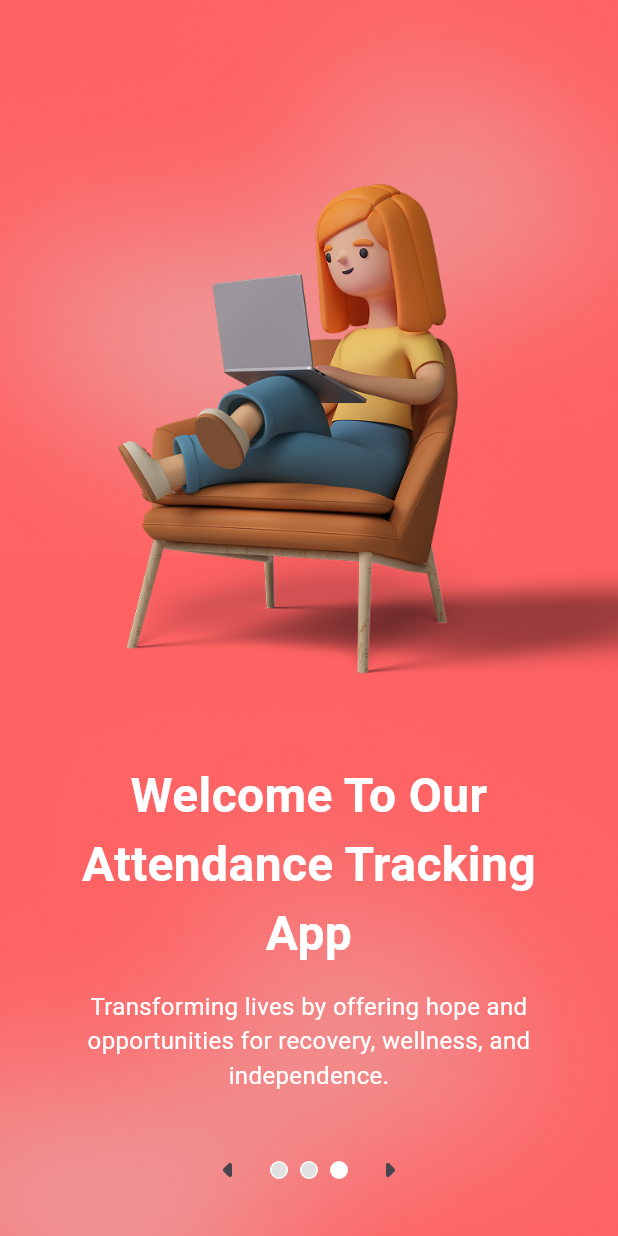
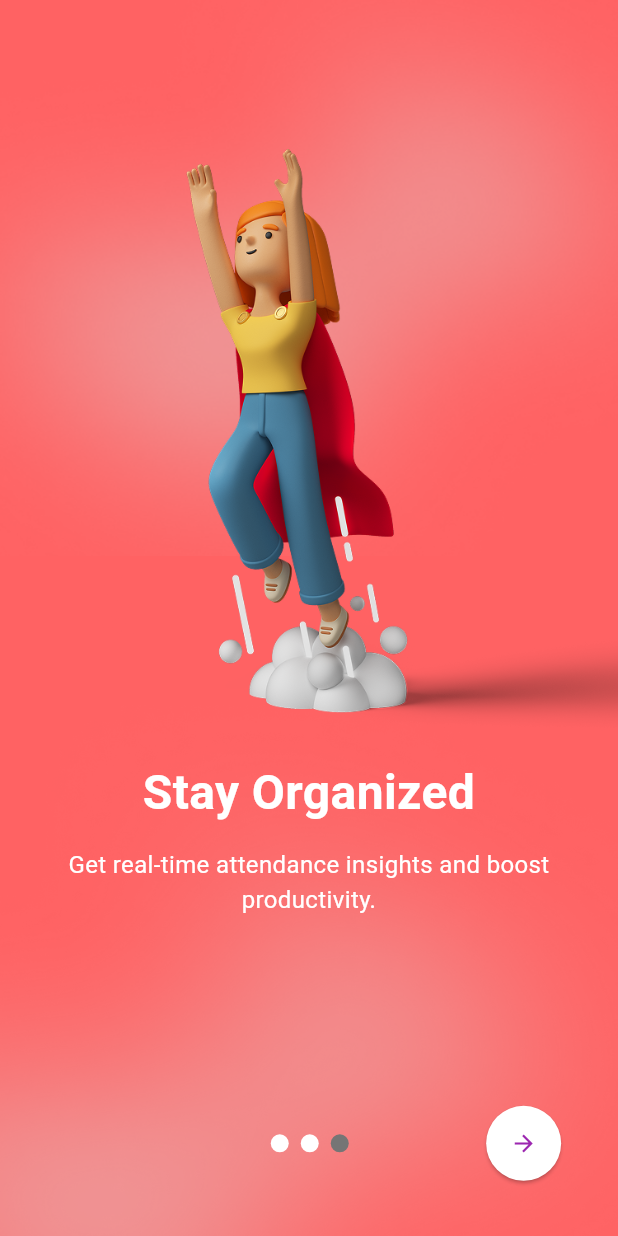
Before and after one commit to PankajJoshi-hp/attendance_app, a Flutter app: the screen it shows after launch, swiped to page 3, on a phone screen of 412 x 824 dp. Run offline on Flutter 3.47's test engine with Material 3 defaults, Android fonts, the phone set to English and light mode, and no system bars; our stand-ins replace device_info_plus, firebase_auth, firebase_core, firebase_messaging, fluttertoast, geolocator and 4 more; missing offline and left inert: network_info_plus; accounts and stored records are empty.

Commit message:
Worked on splash, Onboarding, Main page(connected them, managed app state, worked on UI)

```diff
--- a/lib/components/login_page.dart
+++ b/lib/components/login_page.dart
@@ -229,7 +229,6 @@ class _LogInPageState extends State<LogInPage> {
                       style: TextStyle(
                           fontSize: 20,
                           fontWeight: FontWeight.w600,
-                          color: Colors.black54,
                           decoration: TextDecoration.underline),
                     ),
                     RichText(
--- a/lib/components/onboarding_one.dart
+++ b/lib/components/onboarding_one.dart
@@ -1,18 +1,41 @@
 import 'package:flutter/material.dart';
+import 'package:get/get.dart';
+import 'package:todo_app/components/login_page.dart';
 
 /// A self-contained PageView example with a Scaffold and embedded PageIndicator.
-class PageViewExample extends StatefulWidget {
-  const PageViewExample({super.key});
+class Onboarding extends StatefulWidget {
+  const Onboarding({super.key});
 
   @override
-  State<PageViewExample> createState() => _PageViewExampleState();
+  State<Onboarding> createState() => _PageViewExampleState();
 }
 
-class _PageViewExampleState extends State<PageViewExample>
+class _PageViewExampleState extends State<Onboarding>
     with TickerProviderStateMixin {
   late PageController _pageViewController;
   late TabController _tabController;
   int _currentPageIndex = 0;
+
+  final List<Map<String, String>> _pages = [
+    {
+      'imagePath': 'assets/images/Object.png',
+      'title': "Welcome To Our Attendance Tracking App",
+      'description':
+          'Transforming lives by offering hope and opportunities for recovery, wellness, and independence.',
+    },
+    {
+      'imagePath': 'assets/images/Object2.png',
+      'title': "Track Attendance Easily",
+      'description':
+          'Seamlessly manage and monitor attendance with our user-friendly app.',
+    },
+    {
+      'imagePath': 'assets/images/Object3.png',
+      'title': "Stay Organized",
+      'description':
+          'Get real-time attendance insights and boost productivity.',
+    },
+  ];
 
   @override
   void initState() {
@@ -58,63 +81,65 @@ class _PageViewExampleState extends State<PageViewExample>
                 )
               ],
             ),
-            PageView(
+            Transform.translate(
+              offset: Offset(0, -60),
+              child: PageView.builder(
                 controller: _pageViewController,
+                itemCount: _pages.length,
                 onPageChanged: _handlePageViewChanged,
-              children: <Widget>[
-                _buildPage(
-                  imagePath: 'assets/images/Object.png',
-                  title: "Welcome To Our Attendance Tracking App",
-                  description:
-                      'Transforming lives by offering hope and opportunities for recovery, wellness, and independence.',
+                itemBuilder: (context, index) {
+                  return _buildPage(
+                    imagePath: _pages[index]['imagePath']!,
+                    title: _pages[index]['title']!,
+                    description: _pages[index]['description']!,
+                  );
+                },
               ),
-                _buildPage(
-                  imagePath: 'assets/images/Object.png',
-                  title: "Welcome To Our Attendance Tracking App",
-                  description:
-                      'Transforming lives by offering hope and opportunities for recovery, wellness, and independence.',
             ),
-                _buildPage(
-                  imagePath: 'assets/images/Object.png',
-                  title: "Welcome To Our Attendance Tracking App",
-                  description:
-                      'Transforming lives by offering hope and opportunities for recovery, wellness, and independence.',
+            SizedBox(
+              width: MediaQuery.sizeOf(context).width * 0.85,
+              height: MediaQuery.sizeOf(context).height * 0.15,
+              child: Row(
+                mainAxisAlignment: MainAxisAlignment.spaceBetween,
+                children: [
+                  _currentPageIndex != 2
+                      ? TextButton(
+                          onPressed: () => Get.off(LogInPage()),
+                          child: const Text(
+                            "Skip",
+                            style: TextStyle(color: Colors.white, fontSize: 18),
                           ),
-              ],
-            ),
-            // Embedded PageIndicator
-            Positioned(
-              bottom: 20,
-              child: SizedBox(
-                width: MediaQuery.sizeOf(context).width * 0.85,
-                child: Row(
-                  mainAxisAlignment: MainAxisAlignment.center,
-                  children: <Widget>[
-                    IconButton(
-                      splashRadius: 16.0,
-                      padding: EdgeInsets.zero,
-                      onPressed: () {
-                        if (_currentPageIndex == 0) return;
-                        _updateCurrentPageIndex(_currentPageIndex - 1);
-                      },
-                      icon: const Icon(Icons.arrow_left_rounded, size: 32.0),
+                        )
+                      : SizedBox(
+                          width: 65,
+                          height: 10,
                         ),
                   TabPageSelector(
                     controller: _tabController,
-                      color: Colors.grey[300],
-                      selectedColor: Colors.white,
+                    color: Colors.white,
+                    selectedColor: Colors.grey[600],
+                    borderStyle: BorderStyle.none,
                   ),
-                    IconButton(
-                      splashRadius: 16.0,
-                      padding: EdgeInsets.zero,
+                  ElevatedButton(
                     onPressed: () {
-                        if (_currentPageIndex == 2) return;
+                      if (_currentPageIndex == 2) {
+                        Get.off(LogInPage());
+                        return;
+                      }
+
                       _updateCurrentPageIndex(_currentPageIndex + 1);
                     },
-                      icon: const Icon(Icons.arrow_right_rounded, size: 32.0),
+                    style: ElevatedButton.styleFrom(
+                      shape: const CircleBorder(),
+                      padding: const EdgeInsets.all(16),
+                      backgroundColor: Colors.white,
+                    ),
+                    child: const Icon(
+                      Icons.arrow_forward,
+                      color: Colors.purple,
+                    ),
                   ),
                 ],
-                ),
               ),
             ),
           ],
--- a/lib/controllers/login_controller.dart
+++ b/lib/controllers/login_controller.dart
@@ -13,8 +13,7 @@ class LoginController extends GetxController {
   TextEditingController emailController = TextEditingController();
   TextEditingController passwordController = TextEditingController();
   final RxBool isLoginLoading = false.obs;
-    final formKey = GlobalKey<FormState>();
-
+  final formKey = GlobalKey<FormState>();
 
   bool isLoggedIn = false;
 
@@ -40,7 +39,6 @@ class LoginController extends GetxController {
           body: jsonEncode({
             'email': emailController.text,
             'password': passwordController.text
-
           }),
           headers: {"Content-Type": "application/json"});
       print(response.body);
@@ -49,7 +47,7 @@ class LoginController extends GetxController {
         var data = jsonDecode(response.body.toString());
         emailController.clear();
         passwordController.clear();
-        Get.to(HomePage());
+        Get.off(HomePage());
         isLoggedIn = true;
         print(data['token']);
         saveToken(data['token']);
@@ -67,5 +65,4 @@ class LoginController extends GetxController {
       isLoginLoading.value = false;
     }
   }
-
 }
--- a/lib/controllers/logout_controller.dart
+++ b/lib/controllers/logout_controller.dart
@@ -8,6 +8,7 @@ import 'package:todo_app/components/login_page.dart';
 class LogoutController extends GetxController {
   final String apiUrl = 'https://hpcrm.apinext.in/api/v1/logout';
   final RxBool isLogoutLoading = false.obs;
+  final bool isLoggedOut = false;
 
   Future<void> logout() async {
     SharedPreferences prefs = await SharedPreferences.getInstance();
@@ -30,7 +31,9 @@ class LogoutController extends GetxController {
       if (response.statusCode == 200) {
         SharedPreferences prefs = await SharedPreferences.getInstance();
         await prefs.remove('token');
-        Get.to(LogInPage());
+        Get.off(LogInPage());
+        final prefsBool = await SharedPreferences.getInstance();
+        prefsBool.setBool('isLoggedOut', true);
       } else {
         // print('error logging out');
         Fluttertoast.showToast(
--- a/lib/main.dart
+++ b/lib/main.dart
@@ -1,15 +1,9 @@
-import 'dart:convert';
-
 import 'package:firebase_core/firebase_core.dart';
-import 'package:firebase_messaging/firebase_messaging.dart';
 import 'package:flutter/gestures.dart';
 import 'package:flutter/material.dart';
-import 'package:flutter_local_notifications/flutter_local_notifications.dart';
 import 'package:get/get.dart';
 import 'package:shared_preferences/shared_preferences.dart';
 import 'package:todo_app/components/break_page.dart';
-import 'package:todo_app/components/login_page.dart';
-import 'package:todo_app/components/onboarding_one.dart';
 import 'package:todo_app/components/splash_screen.dart';
 import 'package:todo_app/controllers/controller.dart';
 import 'package:todo_app/controllers/deviceStatusController.dart';
@@ -18,17 +12,17 @@ import 'package:todo_app/firebase_options.dart';
 import 'package:todo_app/language_control/translate.dart';
 import 'package:todo_app/reusable_widgets/app_colors.dart';
 import 'package:todo_app/reusable_widgets/push_notification_service.dart';
-import 'package:http/http.dart' as http;
 
 void main() async {
   WidgetsFlutterBinding.ensureInitialized();
+
   await Firebase.initializeApp(options: DefaultFirebaseOptions.currentPlatform);
   await PushNotificationService().initNotifications();
-  // await setupFlutterNotifications();
   SharedPreferences prefs = await SharedPreferences.getInstance();
   var get_Token = prefs.getString('token');
-  print(get_Token);
-  runApp(MyApp(getToken: get_Token));
+  runApp(MyApp(
+    getToken: get_Token,
+  ));
 }
 
 class MyApp extends StatefulWidget {
@@ -41,19 +35,59 @@ class MyApp extends StatefulWidget {
 
 class _MyAppState extends State<MyApp> {
   final ThemeMode _themeMode = ThemeMode.system;
+  Locale _locale = Locale('en', 'US');
+  bool isLoading = true;
+
+  @override
+  void initState() {
+    super.initState();
+    _loadLocale();
+  }
+
+  Future<void> _loadLocale() async {
+    SharedPreferences prefs = await SharedPreferences.getInstance();
+    var savedLocale = prefs.getString('savedLang');
+    setState(() {
+      _locale = _getLocale(savedLocale);
+      isLoading = false;
+    });
+  }
+
+  Locale _getLocale(String? savedLocale) {
+    if (savedLocale == 'hi_IN') {
+      return Locale('hi', 'IN');
+    } else if (savedLocale == 'ar_AE') {
+      return Locale('ar', 'AE');
+    } else {
+      return Locale('en', 'US');
+    }
+  }
+
+  void updateLocale(Locale newLocale) {
+    setState(() {
+      _locale = newLocale;
+    });
+  }
 
   @override
   Widget build(BuildContext context) {
-    return GetMaterialApp(
-      translations: Translate(), // your translations
-      locale: Get.deviceLocale,
-      theme: ThemeData(primarySwatch: Colors.green),
-      darkTheme: ThemeData.dark(),
-      themeMode: _themeMode,
-      // home: widget.getToken == null ? LogInPage() : HomePage(),
-      home: PageViewExample(),
-      // (toggleTheme: toggleTheme),
-    );
+    return isLoading
+        ? MaterialApp(
+            home: Scaffold(
+              body: Center(
+                child: CircularProgressIndicator(),
+              ),
+            ),
+          )
+        : GetMaterialApp(
+            translations: Translate(),
+            locale: _locale,
+            fallbackLocale: Locale('en', 'US'),
+            theme: ThemeData(primarySwatch: Colors.green),
+            darkTheme: ThemeData.dark(),
+            themeMode: _themeMode,
+            home: SplashScreen(),
+          );
   }
 }
 
@@ -134,12 +168,21 @@ class _HomePageState extends State<HomePage> {
                 ],
               ),
               DropdownButton(
-                value: list.any((lang) => lang['language'] == Get.locale)
-                    ? Get.locale
-                    : Locale('en', 'US'),
-                onChanged: (Locale? newValue) {
+                value: Get.locale ??
+                    Locale(
+                        'en', 'US'),
+                onChanged: (Locale? newValue) async {
                   if (newValue != null) {
                     Get.updateLocale(newValue);
+
+                    final prefs = await SharedPreferences.getInstance();
+                    prefs.setString('savedLang', newValue.toString());
+
+                    final myAppState =
+                        context.findAncestorStateOfType<_MyAppState>();
+                    if (myAppState != null) {
+                      myAppState.updateLocale(newValue);
+                    }
                   }
                 },
                 items: list.map<DropdownMenuItem<Locale>>((lang) {
@@ -209,18 +252,8 @@ class _HomePageState extends State<HomePage> {
                       ))
                   .toList(),
             ),
-            // TextButton(
-            //   onPressed: () async {
-            //     print('###########################');
-            //     deviceInfoControl.getDeviceInfo();
-            //     await deviceInfoControl.getCurrentLocation();
-            //     deviceInfoControl.getNetworkInfo();
-            //   },
-            //   child: Text(
-            //       "Latitude = ${deviceInfoControl.currentLocation?.latitude} ; Longitude = ${deviceInfoControl.currentLocation?.longitude}; ${deviceInfoControl.infoObject['wifi_name']}"),
-            // ),
-            Text('Last message from Firebase Messaging:',
-                style: Theme.of(context).textTheme.titleLarge),
+            // Text('Last message from Firebase Messaging:',
+            //     style: Theme.of(context).textTheme.titleLarge),
             Text(_lastMessage, style: Theme.of(context).textTheme.bodyLarge),
           ],
         ),
--- a/pubspec.yaml
+++ b/pubspec.yaml
@@ -86,6 +86,8 @@ flutter:
     - assets/images/Ellips.png
     - assets/images/Ellipse.png
     - assets/images/Object.png
+    - assets/images/Object2.png
+    - assets/images/Object3.png
 
   # An image asset can refer to one or more resolution-specific "variants", see
   # https://flutter.dev/to/resolution-aware-images
```
Also changed, not shown: lib/components/splash_screen.dart (+62 -9 lines), lib/reusable_widgets/push_notification_service.dart (+5 -5 lines), assets/images/Object2.png (added), assets/images/Object3.png (added). Lines whose indentation alone changed are shown as unchanged.
